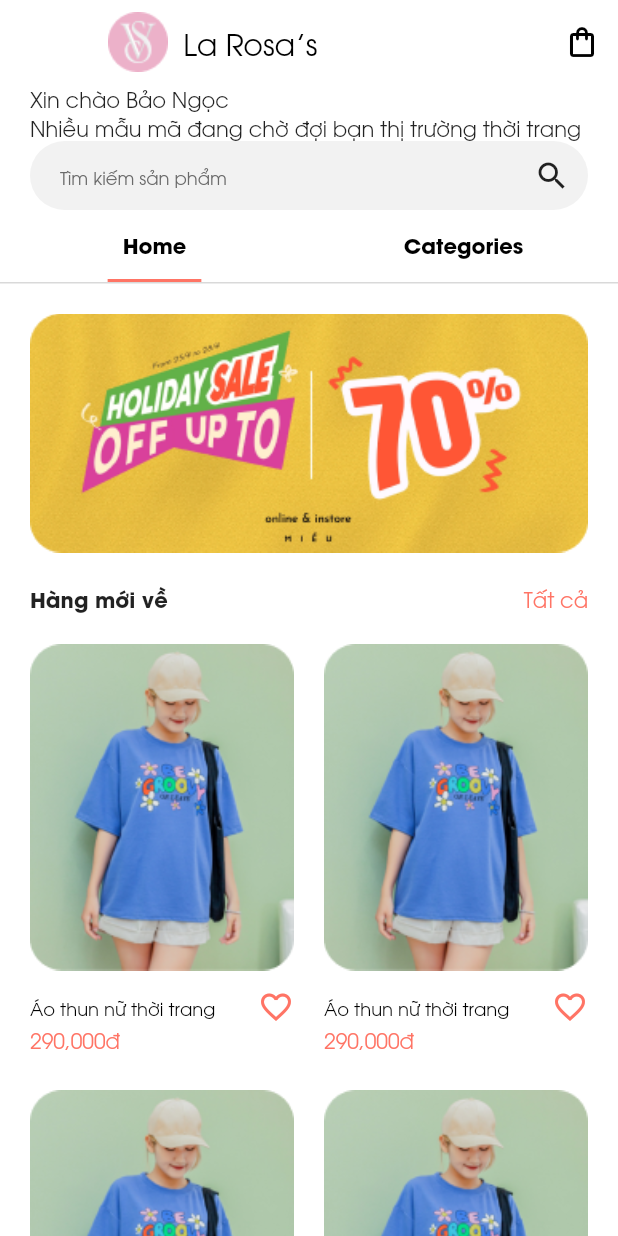
After one commit to thoangson95/flutter_first, a Flutter app: the HomePages screen opened directly, on a phone screen of 412 x 824 dp. The commit adds this screen. Run offline on Flutter 3.47's test engine with Material 2 defaults, Android fonts, the phone set to English and light mode, and no system bars; our stand-ins replace google_fonts.

Commit message:
Update homepage

```diff
--- /dev/null
+++ b/lib/home.dart
@@ -0,0 +1,380 @@
+import 'package:flutter/material.dart';
+
+class HomePages extends StatefulWidget {
+  const HomePages({super.key});
+
+  @override
+  State<HomePages> createState() => _HomePagesState();
+}
+
+List items = [
+  {
+    "name": "Áo thun nữ thời trang",
+    "images": "asset/images/homeitems.png",
+    "price": "290,000đ",
+    "isfavorite": false
+  },
+  {
+    "name": "Áo thun nữ thời trang",
+    "images": "asset/images/homeitems.png",
+    "price": "290,000đ",
+    "isfavorite": false
+  },
+  {
+    "name": "Áo thun nữ thời trang",
+    "images": "asset/images/homeitems.png",
+    "price": "290,000đ",
+    "isfavorite": false
+  },
+  {
+    "name": "Áo thun nữ thời trang",
+    "images": "asset/images/homeitems.png",
+    "price": "290,000đ",
+    "isfavorite": false
+  },
+  {
+    "name": "Áo thun nữ thời trang",
+    "images": "asset/images/homeitems.png",
+    "price": "290,000đ",
+    "isfavorite": false
+  },
+  {
+    "name": "Áo thun nữ thời trang",
+    "images": "asset/images/homeitems.png",
+    "price": "290,000đ",
+    "isfavorite": false
+  },
+  {
+    "name": "Áo thun nữ thời trang",
+    "images": "asset/images/homeitems.png",
+    "price": "290,000đ",
+    "isfavorite": false
+  },
+  {
+    "name": "Áo thun nữ thời trang",
+    "images": "asset/images/homeitems.png",
+    "price": "290,000đ",
+    "isfavorite": false
+  },
+  {
+    "name": "Áo thun nữ thời trang",
+    "images": "asset/images/homeitems.png",
+    "price": "290,000đ",
+    "isfavorite": false
+  },
+  {
+    "name": "Áo thun nữ thời trang",
+    "images": "asset/images/homeitems.png",
+    "price": "290,000đ",
+    "isfavorite": false
+  },
+  {
+    "name": "Áo thun nữ thời trang",
+    "images": "asset/images/homeitems.png",
+    "price": "290,000đ",
+    "isfavorite": false
+  }
+];
+
+class _HomePagesState extends State<HomePages> with TickerProviderStateMixin {
+  late TabController _tabController;
+  int counter = 0;
+  @override
+  void initState() {
+    super.initState();
+    _tabController = TabController(length: 2, vsync: this);
+  }
+
+  @override
+  Widget build(BuildContext context) {
+    Color maincolor = const Color(0xFFFF7465);
+    return GestureDetector(
+      onTap: () {
+        FocusScopeNode currentFocus = FocusScope.of(context);
+
+        if (!currentFocus.hasPrimaryFocus) {
+          currentFocus.unfocus();
+        }
+      },
+      child: Scaffold(
+        appBar: AppBar(
+          backgroundColor: Colors.white,
+          elevation: 0,
+          title: Row(
+            children: [
+              Container(
+                padding: const EdgeInsets.only(right: 10),
+                height: 40,
+                child: const CircleAvatar(
+                  backgroundColor: Colors.transparent,
+                  child: Image(
+                    image: AssetImage("asset/images/circleA.png"),
+                    fit: BoxFit.cover,
+                  ),
+                ),
+              ),
+              const Text(
+                "La Rosa’s",
+                style: TextStyle(color: Colors.black),
+              ),
+            ],
+          ),
+          actions: [
+            IconButton(
+              onPressed: () {},
+              icon: const Icon(
+                Icons.shopping_bag_outlined,
+                color: Colors.black,
+              ),
+              splashColor: Colors.transparent,
+              highlightColor: Colors.transparent,
+            ),
+          ],
+        ),
+        body: Column(
+          children: [
+            Container(
+              margin: const EdgeInsets.only(left: 20, right: 20),
+              child: Column(
+                crossAxisAlignment: CrossAxisAlignment.start,
+                children: [
+                  const Text("Xin chào Bảo Ngọc"),
+                  const Text(
+                      "Nhiều mẫu mã đang chờ đợi bạn thị trường thời trang"),
+                  Container(
+                    padding: const EdgeInsets.only(left: 20),
+                    height: 46,
+                    decoration: const BoxDecoration(
+                      color: Color(0xFFF2F2F2),
+                      borderRadius: BorderRadius.all(
+                        Radius.circular(150),
+                      ),
+                    ),
+                    child: Row(
+                      children: [
+                        const Expanded(
+                          child: TextField(
+                            decoration: InputDecoration(
+                              isCollapsed: true,
+                              border: InputBorder.none,
+                              hintText: "Tìm kiếm sản phẩm",
+                              hintStyle: TextStyle(
+                                fontSize: 12,
+                                color: Color(0xFF6A6A6A),
+                              ),
+                            ),
+                            style: TextStyle(
+                              fontSize: 12,
+                              color: Color(0xFF6A6A6A),
+                            ),
+                            cursorColor: Color(0xFF6A6A6A),
+                          ),
+                        ),
+                        IconButton(
+                          onPressed: () {},
+                          icon: const Icon(Icons.search),
+                          splashColor: Colors.transparent,
+                          highlightColor: Colors.transparent,
+                        ),
+                      ],
+                    ),
+                  ),
+                ],
+              ),
+            ),
+            Expanded(
+              child: Column(
+                children: [
+                  Container(
+                    decoration: const BoxDecoration(
+                      border: Border(
+                        bottom: BorderSide(
+                          width: 1,
+                          color: Color.fromRGBO(217, 217, 217, 1),
+                        ),
+                      ),
+                    ),
+                    child: TabBar(
+                      indicatorSize: TabBarIndicatorSize.label,
+                      indicatorColor: maincolor,
+                      controller: _tabController,
+                      overlayColor: MaterialStateProperty.resolveWith(
+                        (states) {
+                          return Colors.transparent;
+                        },
+                      ),
+                      tabs: <Widget>[
+                        Tab(
+                          child: Container(
+                            padding: const EdgeInsets.only(left: 10, right: 10),
+                            child: const Text(
+                              "Home",
+                              style: TextStyle(
+                                color: Colors.black,
+                                fontWeight: FontWeight.bold,
+                              ),
+                            ),
+                          ),
+                        ),
+                        Tab(
+                          child: Container(
+                            padding: const EdgeInsets.only(left: 10, right: 10),
+                            child: const Text(
+                              "Categories",
+                              style: TextStyle(
+                                color: Colors.black,
+                                fontWeight: FontWeight.bold,
+                              ),
+                            ),
+                          ),
+                        ),
+                      ],
+                    ),
+                  ),
+                  Expanded(
+                    child: TabBarView(
+                      physics: const NeverScrollableScrollPhysics(),
+                      controller: _tabController,
+                      children: <Widget>[
+                        SingleChildScrollView(
+                          child: Container(
+                            padding: const EdgeInsets.only(left: 20, right: 20),
+                            child: Column(
+                              children: [
+                                Container(
+                                  width: double.infinity,
+                                  padding: const EdgeInsets.only(
+                                      top: 20, bottom: 20),
+                                  child: const Image(
+                                    image:
+                                        AssetImage("asset/images/banner.png"),
+                                    fit: BoxFit.cover,
+                                  ),
+                                ),
+                                Row(
+                                  mainAxisAlignment:
+                                      MainAxisAlignment.spaceBetween,
+                                  children: [
+                                    const Text(
+                                      "Hàng mới về",
+                                      style: TextStyle(
+                                          fontWeight: FontWeight.bold),
+                                    ),
+                                    TextButton(
+                                      onPressed: () {},
+                                      style: ButtonStyle(
+                                        padding:
+                                            MaterialStateProperty.resolveWith(
+                                          (states) {
+                                            return EdgeInsets.zero;
+                                          },
+                                        ),
+                                        tapTargetSize:
+                                            MaterialTapTargetSize.shrinkWrap,
+                                        minimumSize:
+                                            MaterialStateProperty.resolveWith(
+                                          (states) {
+                                            return Size.zero;
+                                          },
+                                        ),
+                                        overlayColor:
+                                            MaterialStateProperty.resolveWith(
+                                          (states) {
+                                            return Colors.transparent;
+                                          },
+                                        ),
+                                      ),
+                                      child: Text(
+                                        "Tất cả",
+                                        style: TextStyle(color: maincolor),
+                                      ),
+                                    ),
+                                  ],
+                                ),
+                                Padding(padding: EdgeInsets.only(top: 20)),
+                                GridView.count(
+                                  physics: const NeverScrollableScrollPhysics(),
+                                  crossAxisCount: 2,
+                                  shrinkWrap: true,
+                                  childAspectRatio: 165 / 260,
+                                  crossAxisSpacing: 20,
+                                  mainAxisSpacing: 20,
+                                  children: [
+                                    for (var i in items)
+                                      TextButton(
+                                        onPressed: () {},
+                                        style: TextButton.styleFrom(
+                                          foregroundColor: maincolor,
+                                          tapTargetSize:
+                                              MaterialTapTargetSize.shrinkWrap,
+                                          padding: const EdgeInsets.all(0),
+                                          minimumSize: Size.zero,
+                                        ),
+                                        child: Column(
+                                          crossAxisAlignment:
+                                              CrossAxisAlignment.stretch,
+                                          children: [
+                                            Image(
+                                              fit: BoxFit.cover,
+                                              image:
+                                                  AssetImage("${i['images']}"),
+                                            ),
+                                            const Padding(
+                                              padding: EdgeInsets.only(top: 12),
+                                            ),
+                                            Row(
+                                              mainAxisAlignment:
+                                                  MainAxisAlignment.spaceBetween,
+                                              crossAxisAlignment:
+                                                  CrossAxisAlignment.center,
+                                              children: [
+                                                Text(
+                                                  i['name'],
+                                                  style: const TextStyle(
+                                                      fontSize: 12,
+                                                      color: Colors.black),
+                                                ),
+                                                IconButton(
+                                                  splashColor: Colors.transparent,
+                                                  highlightColor: Colors.transparent,
+                                                  constraints:
+                                                      const BoxConstraints(),
+                                                  padding: EdgeInsets.zero,
+                                                  onPressed: () {
+                                                    i['isfavorite'] =
+                                                        !i['isfavorite'];
+                                                    setState(() {});
+                                                  },
+                                                  icon: Icon(i['isfavorite']
+                                                      ? Icons.favorite
+                                                      : Icons.favorite_border),
+                                                )
+                                              ],
+                                            ),
+                                            Text(i['price'])
+                                          ],
+                                        ),
+                                      )
+                                  ],
+                                )
+                              ],
+                            ),
+                          ),
+                        ),
+                        SingleChildScrollView(
+                          child: Column(
+                            children: const [],
+                          ),
+                        ),
+                      ],
+                    ),
+                  ),
+                ],
+              ),
+            ),
+          ],
+        ),
+      ),
+    );
+  }
+}
--- a/lib/main.dart
+++ b/lib/main.dart
@@ -42,8 +42,8 @@ class MyApp extends StatelessWidget {
     return MaterialApp(
       title: 'Flutter Demo',
       debugShowCheckedModeBanner: false,
-      debugShowMaterialGrid: true,
-      showSemanticsDebugger: false,
+      debugShowMaterialGrid: false,
+      showSemanticsDebugger: !true,
       theme: ThemeData(
         fontFamily: "UTM Avo",
         scaffoldBackgroundColor: Colors.white,
--- a/lib/splash.dart
+++ b/lib/splash.dart
@@ -22,7 +22,7 @@ class _SplashScreenState extends State<SplashScreen>
       () => Navigator.pushAndRemoveUntil(
           context,
           PageRouteBuilder(
-            transitionDuration: Duration(milliseconds: 700),
+            transitionDuration: const Duration(milliseconds: 700),
             pageBuilder: (BuildContext context, Animation animation,
                 Animation secondaryAnimation) {
               return const Login();
--- a/pubspec.yaml
+++ b/pubspec.yaml
@@ -67,6 +67,9 @@ flutter:
     - asset/images/success.png
     - asset/images/logo.png
     - asset/images/login_pic.png
+    - asset/images/circleA.png
+    - asset/images/banner.png
+    - asset/images/homeitems.png
   #   - images/a_dot_ham.jpeg
 
   # An image asset can refer to one or more resolution-specific "variants", see
```
Also changed, not shown: lib/fogotpassword.dart (+9 -3 lines), lib/login.dart (+15 -4 lines), lib/redemcode.dart (+103 -5 lines), lib/register.dart (+5 -2 lines), lib/testwidget.dart (added, +58 -0 lines), asset/images/banner.png (added), asset/images/circleA.png (added), asset/images/homeitems.png (added).
